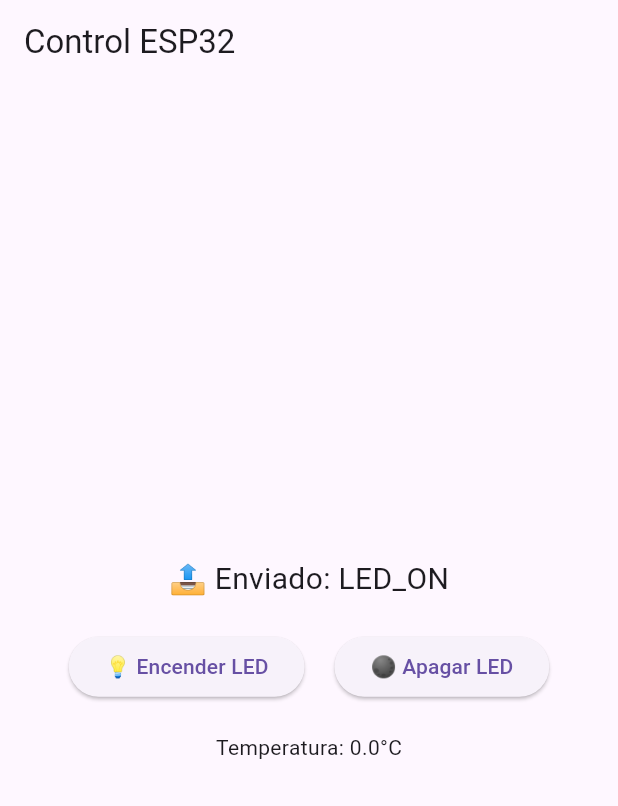
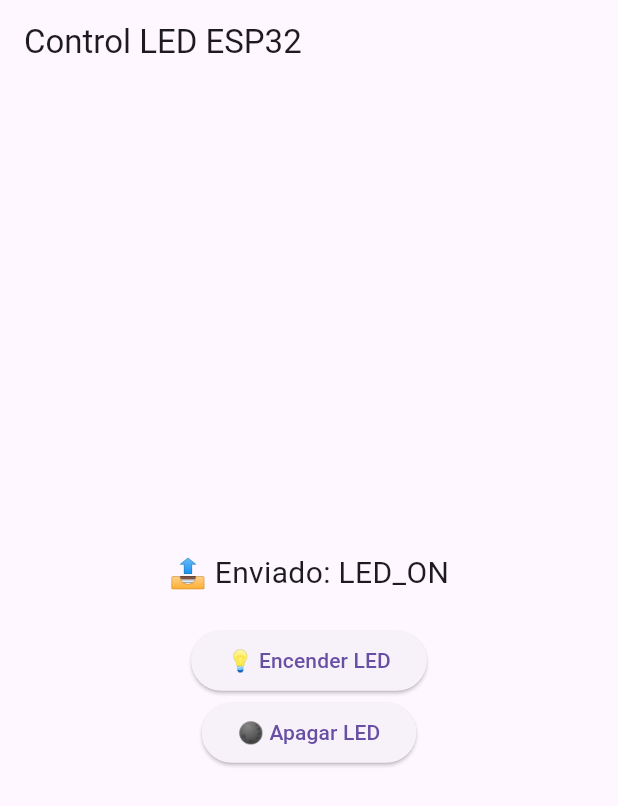
Before and after one commit to sara9559ojeda/FlutterFinal, a Flutter app: the screen it shows after launch, after a tap on "💡 Encender LED", on a phone screen of 412 x 824 dp. Shown: the top 806 px of the screen. Run offline on Flutter 3.47's test engine with Material 3 defaults, Android fonts, the light colour scheme and no system bars; our stand-ins replace flutter_dotenv, get.

Commit message:
arquitectura limpia

```diff
--- a/domotica_esp32/lib/app/bindings/home_binding.dart
+++ /dev/null
@@ -1,10 +0,0 @@
-// lib/app/bindings/home_binding.dart
-import 'package:get/get.dart';
-import '../controllers/websocket_controller.dart';
-
-class HomeBinding extends Bindings {
-  @override
-  void dependencies() {
-    Get.put(WebSocketController());
-  }
-}
--- a/domotica_esp32/lib/app/controllers/websocket_controller.dart
+++ /dev/null
@@ -1,45 +0,0 @@
-// lib/app/controllers/websocket_controller.dart
-import 'package:get/get.dart';
-import 'package:web_socket_channel/web_socket_channel.dart';
-import '../models/sensor_model.dart';
-
-class WebSocketController extends GetxController {
-  late WebSocketChannel _channel;
-  var status = "🟡 Conectando...".obs;
-  var sensorData = SensorModel().obs;
-
-  @override
-  void onInit() {
-    super.onInit();
-    _connect();
-  }
-
-  void _connect() {
-    _channel = WebSocketChannel.connect(
-      Uri.parse('ws://192.168.1.9:8085'),
-    );
-
-    _channel.stream.listen(
-      (message) {
-        // Aquí parseas a tu modelo de sensor
-        sensorData.value = SensorModel.fromJson(message);
-        status.value = "📥 Recibido: $message";
-      },
-      onDone: () => status.value = "🔴 Desconectado",
-      onError: (error) => status.value = "⚠️ Error de conexión",
-    );
-
-    status.value = "🟢 Conectado";
-  }
-
-  void sendMessage(String message) {
-    _channel.sink.add(message);
-    status.value = "📤 Enviado: $message";
-  }
-
-  @override
-  void onClose() {
-    _channel.sink.close();
-    super.onClose();
-  }
-}
--- a/domotica_esp32/lib/app/models/sensor_model.dart
+++ /dev/null
@@ -1,15 +0,0 @@
-// lib/app/models/sensor_model.dart
-class SensorModel {
-  double temperature;
-  bool ledStatus;
-
-  SensorModel({this.temperature = 0, this.ledStatus = false});
-
-  factory SensorModel.fromJson(dynamic json) {
-    // Si tu WS envía JSON, parsea aquí
-    return SensorModel(
-      temperature: json['temperature'] ?? 0,
-      ledStatus: json['led'] ?? false,
-    );
-  }
-}
--- a/domotica_esp32/lib/app/pages/home_page.dart
+++ /dev/null
@@ -1,30 +0,0 @@
-// lib/app/pages/home_page.dart
-import 'package:flutter/material.dart';
-import 'package:get/get.dart';
-import '../controllers/websocket_controller.dart';
-import '../widgets/led_control_widget.dart';
-
-class HomePage extends StatelessWidget {
-  const HomePage({super.key});
-
-  @override
-  Widget build(BuildContext context) {
-    final wsController = Get.find<WebSocketController>();
-
-    return Scaffold(
-      appBar: AppBar(title: const Text("Control ESP32")),
-      body: Center(
-        child: Obx(() => Column(
-              mainAxisAlignment: MainAxisAlignment.center,
-              children: [
-                Text(wsController.status.value, style: const TextStyle(fontSize: 20)),
-                const SizedBox(height: 20),
-                LedControlWidget(),
-                const SizedBox(height: 20),
-                Text("Temperatura: ${wsController.sensorData.value.temperature}°C"),
-              ],
-            )),
-      ),
-    );
-  }
-}
--- a/domotica_esp32/lib/app/widgets/led_control_widget.dart
+++ /dev/null
@@ -1,27 +0,0 @@
-// lib/app/widgets/led_control_widget.dart
-import 'package:flutter/material.dart';
-import 'package:get/get.dart';
-import '../controllers/websocket_controller.dart';
-
-class LedControlWidget extends StatelessWidget {
-  LedControlWidget({super.key});
-  final wsController = Get.find<WebSocketController>();
-
-  @override
-  Widget build(BuildContext context) {
-    return Row(
-      mainAxisAlignment: MainAxisAlignment.center,
-      children: [
-        ElevatedButton(
-          onPressed: () => wsController.sendMessage("LED_ON"),
-          child: const Text("💡 Encender LED"),
-        ),
-        const SizedBox(width: 20),
-        ElevatedButton(
-          onPressed: () => wsController.sendMessage("LED_OFF"),
-          child: const Text("🌑 Apagar LED"),
-        ),
-      ],
-    );
-  }
-}
--- /dev/null
+++ b/domotica_esp32/lib/data/repositories/websocket_repository_impl.dart
@@ -0,0 +1,36 @@
+import 'package:domotica_esp32/domain/repositories/websocket_repository.dart';
+import 'package:flutter_dotenv/flutter_dotenv.dart';
+import 'package:web_socket_channel/web_socket_channel.dart';
+
+class WebSocketRepositoryImpl implements WebSocketRepository {
+  late WebSocketChannel _channel;
+
+  @override
+  void connect({
+    required void Function(String message) onMessage,
+    void Function()? onDone,
+    void Function(Object error)? onError,
+  }) {
+    final url = dotenv.env['WS_URL']!;
+    _channel = WebSocketChannel.connect(Uri.parse(url));
+
+    // 👇 Identificación del cliente Flutter
+    _channel.sink.add("CLIENT:FLUTTER_APP");
+
+    _channel.stream.listen(
+      (event) => onMessage(event.toString()),
+      onDone: onDone,
+      onError: onError,
+    );
+  }
+
+  @override
+  void send(String message) {
+    _channel.sink.add(message);
+  }
+
+  @override
+  void disconnect() {
+    _channel.sink.close();
+  }
+}
--- /dev/null
+++ b/domotica_esp32/lib/domain/usecases/connect_websocket.dart
@@ -0,0 +1,19 @@
+import '../repositories/websocket_repository.dart';
+
+class ConnectWebSocket {
+  final WebSocketRepository repository;
+
+  ConnectWebSocket(this.repository);
+
+  void call({
+    required void Function(String) onMessage,
+    required void Function() onDone,
+    required void Function(Object) onError,
+  }) {
+    repository.connect(
+      onMessage: onMessage,
+      onDone: onDone,
+      onError: onError,
+    );
+  }
+}
--- /dev/null
+++ b/domotica_esp32/lib/domain/usecases/disconnect_websocket.dart
@@ -0,0 +1,11 @@
+import '../repositories/websocket_repository.dart';
+
+class DisconnectWebSocket {
+  final WebSocketRepository repository;
+
+  DisconnectWebSocket(this.repository);
+
+  void call() {
+    repository.disconnect();
+  }
+}
--- /dev/null
+++ b/domotica_esp32/lib/domain/usecases/send_message.dart
@@ -0,0 +1,11 @@
+import '../repositories/websocket_repository.dart';
+
+class SendMessage {
+  final WebSocketRepository repository;
+
+  SendMessage(this.repository);
+
+  void call(String message) {
+    repository.send(message);
+  }
+}
--- a/domotica_esp32/lib/main.dart
+++ b/domotica_esp32/lib/main.dart
@@ -1,9 +1,31 @@
 import 'package:flutter/material.dart';
 import 'package:get/get.dart';
-import 'app/bindings/home_binding.dart';
-import 'app/pages/home_page.dart';
+import 'package:flutter_dotenv/flutter_dotenv.dart';
 
-void main() {
+import 'data/repositories/websocket_repository_impl.dart';
+import 'domain/usecases/connect_websocket.dart';
+import 'domain/usecases/disconnect_websocket.dart';
+import 'domain/usecases/send_message.dart';
+import 'presentation/controllers/websocket_controller.dart';
+import 'presentation/pages/control_page.dart';
+
+Future<void> main() async {
+  WidgetsFlutterBinding.ensureInitialized();
+  await dotenv.load(fileName: ".env"); // asegúrate que tienes un archivo .env en la raíz
+
+  // 🔌 Inyección de dependencias
+  final repo = WebSocketRepositoryImpl();
+  Get.put(ConnectWebSocket(repo));
+  Get.put(SendMessage(repo));
+  Get.put(DisconnectWebSocket(repo));
+
+  // Controlador GetX
+  Get.put(WebSocketController(
+    connectWebSocket: Get.find(),
+    sendMessageUseCase: Get.find(),
+    disconnectWebSocket: Get.find(),
+  ));
+
   runApp(const MyApp());
 }
 
@@ -15,9 +37,8 @@ class MyApp extends StatelessWidget {
     return GetMaterialApp(
       debugShowCheckedModeBanner: false,
       title: 'Domótica ESP32',
-      initialBinding: HomeBinding(),
-      home: const HomePage(),
       theme: ThemeData(primarySwatch: Colors.blue),
+      home: const ControlPage(), // 👈 tu página inicial
     );
   }
 }
--- /dev/null
+++ b/domotica_esp32/lib/presentation/controllers/websocket_controller.dart
@@ -0,0 +1,40 @@
+import 'package:get/get.dart';
+import '../../domain/usecases/connect_websocket.dart';
+import '../../domain/usecases/send_message.dart';
+import '../../domain/usecases/disconnect_websocket.dart';
+
+class WebSocketController extends GetxController {
+  final ConnectWebSocket connectWebSocket;
+  final SendMessage sendMessageUseCase;
+  final DisconnectWebSocket disconnectWebSocket;
+
+  WebSocketController({
+    required this.connectWebSocket,
+    required this.sendMessageUseCase,
+    required this.disconnectWebSocket,
+  });
+
+  final status = "🟡 Conectando...".obs;
+
+  @override
+  void onInit() {
+    super.onInit();
+    connectWebSocket(
+      onMessage: (msg) => status.value = "📥 Recibido: $msg",
+      onDone: () => status.value = "🔴 Desconectado",
+      onError: (_) => status.value = "⚠️ Error de conexión",
+    );
+    status.value = "🟢 Conectado";
+  }
+
+  void sendMessage(String msg) {
+    sendMessageUseCase(msg);
+    status.value = "📤 Enviado: $msg";
+  }
+
+  @override
+  void onClose() {
+    disconnectWebSocket();
+    super.onClose();
+  }
+}
--- /dev/null
+++ b/domotica_esp32/lib/presentation/pages/control_page.dart
@@ -0,0 +1,34 @@
+import 'package:flutter/material.dart';
+import 'package:get/get.dart';
+import '../controllers/websocket_controller.dart';
+
+class ControlPage extends StatelessWidget {
+  const ControlPage({super.key});
+
+  @override
+  Widget build(BuildContext context) {
+    final controller = Get.find<WebSocketController>();
+
+    return Scaffold(
+      appBar: AppBar(title: const Text("Control LED ESP32")),
+      body: Center(
+        child: Obx(() => Column(
+              mainAxisAlignment: MainAxisAlignment.center,
+              children: [
+                Text(controller.status.value,
+                    style: const TextStyle(fontSize: 20)),
+                const SizedBox(height: 20),
+                ElevatedButton(
+                  onPressed: () => controller.sendMessage("LED_ON"),
+                  child: const Text("💡 Encender LED"),
+                ),
+                ElevatedButton(
+                  onPressed: () => controller.sendMessage("LED_OFF"),
+                  child: const Text("🌑 Apagar LED"),
+                ),
+              ],
+            )),
+      ),
+    );
+  }
+}
```
Also changed, not shown: domotica_esp32/lib/domain/repositories/websocket_repository.dart (added, +10 -0 lines), domotica_esp32/pubspec.yaml (+10 -1 lines), domotica_esp32/pubspec.lock, 5 other files.
